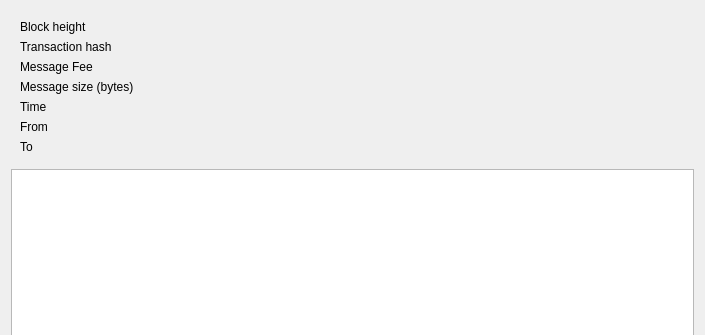
Above: src/gui/ui/messagedetailsdialog.ui from megarootz/xDropWallet before the change; both pictures show x 0 to 705 and y 0 to 335 of the 705 by 493 pixel window. Below: the same form after it.
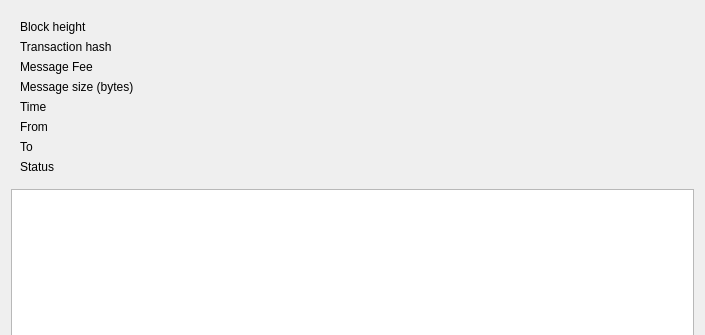
That is the form after the change.

What changed in the file:
```diff
--- a/src/gui/ui/messagedetailsdialog.ui
+++ b/src/gui/ui/messagedetailsdialog.ui
@@ -124,6 +124,20 @@
         </property>
        </widget>
       </item>
+      <item row="7" column="0">
+       <widget class="QLabel" name="label_11">
+        <property name="text">
+         <string>Status</string>
+        </property>
+       </widget>
+      </item>
+      <item row="7" column="1">
+       <widget class="QLabel" name="m_statusLabel">
+        <property name="text">
+         <string/>
+        </property>
+       </widget>
+      </item>
      </layout>
     </widget>
    </item>
```
